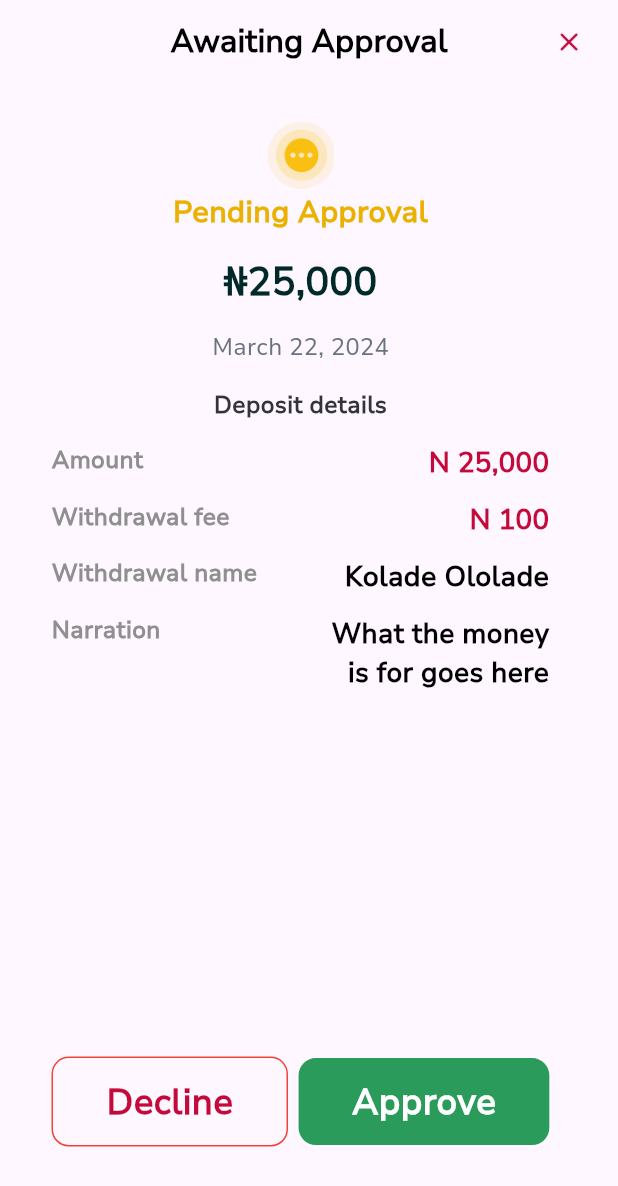
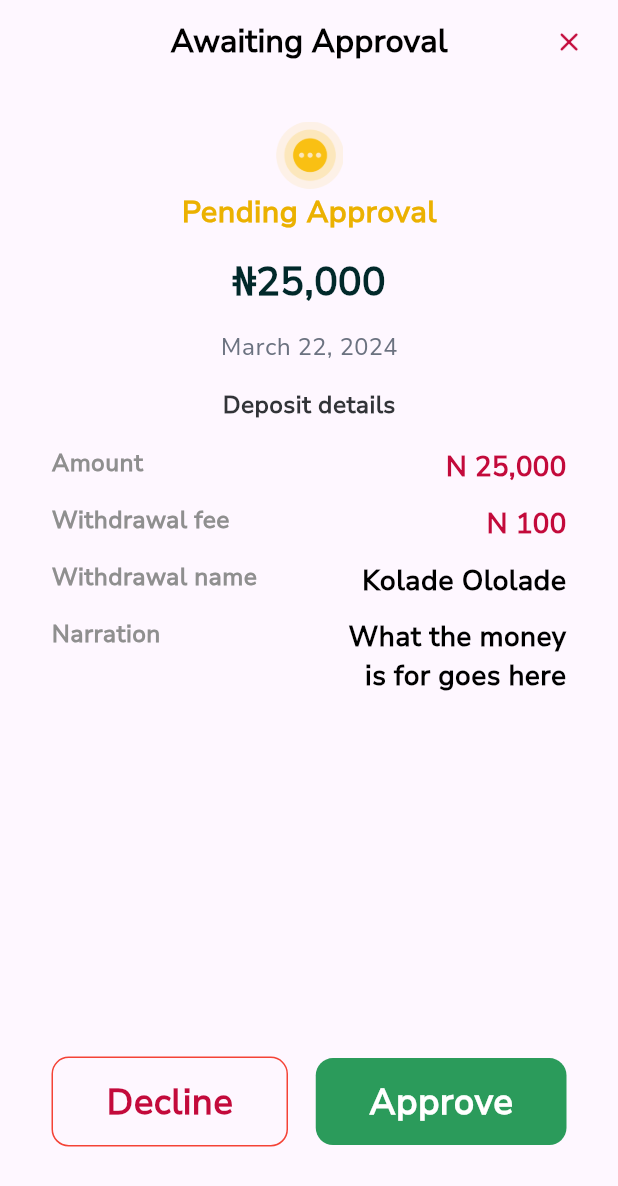
Before and after one commit to usmantech001/coreinfra-approval-status, a Flutter app: the AwaitingApprovalScreen screen opened directly, on a phone screen of 412 x 824 dp. Shown: the top 1186 px of the screen. Run offline on Flutter 3.47's test engine with Material 3 defaults, Android fonts, the phone set to English and light mode, and no system bars; our stand-ins replace flutter_screenutil.

Commit message:
another changes

```diff
--- a/lib/features/screens/awaiting_approval.dart
+++ b/lib/features/screens/awaiting_approval.dart
@@ -37,7 +37,7 @@ class AwaitingApprovalScreen extends StatelessWidget {
         ),
         body: Padding(
           padding:
-              EdgeInsets.only(left: 30.w, right: 40.w, top: 20.h, bottom: 50.h),
+              EdgeInsets.only(left: 30.w, right: 30.w, top: 20.h, bottom: 50.h),
           child: Column(
             crossAxisAlignment: CrossAxisAlignment.center,
             children: [
@@ -62,7 +62,7 @@ class AwaitingApprovalScreen extends StatelessWidget {
                   fontSize: 12.sp,
                   textColor: AppColors.awaitingApprovalDateColor),
               Padding(
-                padding: EdgeInsets.only(top: 14.h, bottom: 12.h),
+                padding: EdgeInsets.only(top: 14.h, bottom: 14.h),
                 child: boldText(text: TextStringConstant.depositDetails, fontSize: 12.sp),
               ),
               awaitingApprovalRowContainer(
--- a/lib/features/screens/dashboard.dart
+++ b/lib/features/screens/dashboard.dart
@@ -17,7 +17,8 @@ class DashboardScreen extends StatelessWidget {
     return Scaffold(
       appBar: AppBar(
         scrolledUnderElevation: 0,
-        toolbarHeight: 80.h,
+      //  toolbarHeight: 60.h,
+
         title: Row(
           mainAxisAlignment: MainAxisAlignment.spaceBetween,
           crossAxisAlignment: CrossAxisAlignment.center,
@@ -38,6 +39,7 @@ class DashboardScreen extends StatelessWidget {
         ),
       ),
       body: SingleChildScrollView(
+        padding: EdgeInsets.zero,
         physics: const BouncingScrollPhysics(),
         child: Padding(
           padding: EdgeInsets.only(
--- a/lib/utils/widgets/dashboard_container.dart
+++ b/lib/utils/widgets/dashboard_container.dart
@@ -11,7 +11,7 @@ Widget dashboardContainer({
   required VoidCallback onTap,
 }) {
   return Padding(
-    padding: EdgeInsets.only(right: 15.w, top: 20.h),
+    padding: EdgeInsets.only(right: 15.85.w, top: 20.h),
     child: Column(
       children: [
         customIcon(
--- a/lib/utils/widgets/row_container.dart
+++ b/lib/utils/widgets/row_container.dart
@@ -3,13 +3,12 @@ import 'package:coreinfra_project/utils/widgets/text.dart';
 import 'package:flutter/material.dart';
 import 'package:flutter_screenutil/flutter_screenutil.dart';
 
-Widget awaitingApprovalRowContainer({
-  required BuildContext context,
+Widget awaitingApprovalRowContainer(
+    {required BuildContext context,
     required String leftText,
     required String rightText,
     Color rightTextcolor = AppColors.mainColor,
-  double fontSize = 14
-}){
+    double fontSize = 14}) {
   return Padding(
     padding: EdgeInsets.only(bottom: 10.h),
     child: Row(
@@ -17,12 +16,20 @@ Widget awaitingApprovalRowContainer({
       mainAxisAlignment: MainAxisAlignment.spaceBetween,
       children: [
         SizedBox(
-                  width: MediaQuery.sizeOf(context).width/2.w-20.w,
-                  child: boldText(text: leftText, textColor: AppColors.awaitingApprovalgreyColor, fontSize: 12.sp),),
+          width: MediaQuery.sizeOf(context).width / 2.w - 30.w,
+          child: boldText(
+              text: leftText,
+              textColor: AppColors.awaitingApprovalgreyColor,
+              fontSize: 12.sp),
+        ),
         SizedBox(
-                  width: (MediaQuery.sizeOf(context).width/2.w)-20.w,
-                  child: boldText(text: rightText, textColor:rightTextcolor , fontSize: fontSize.sp, textAlign: TextAlign.end),),
-
+          width: MediaQuery.sizeOf(context).width / 2.w - 30.w,
+          child: boldText(
+              text: rightText,
+              textColor: rightTextcolor,
+              fontSize: fontSize.sp,
+              textAlign: TextAlign.end),
+        ),
       ],
     ),
   );
```
Lines whose indentation alone changed are shown as unchanged.
